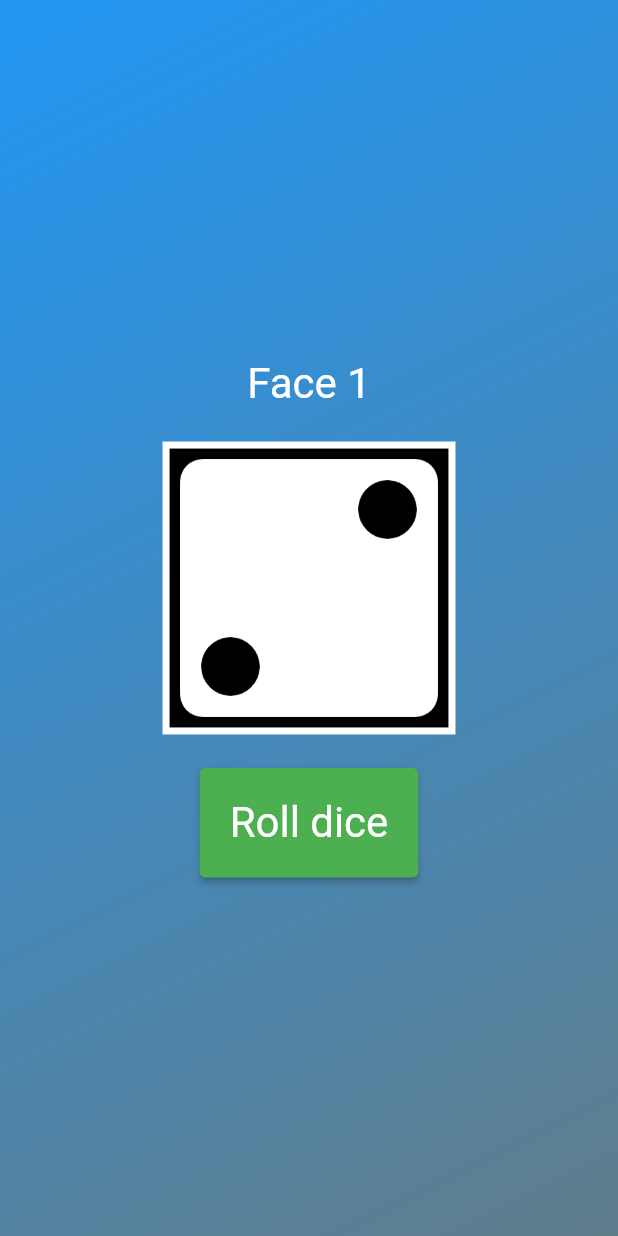
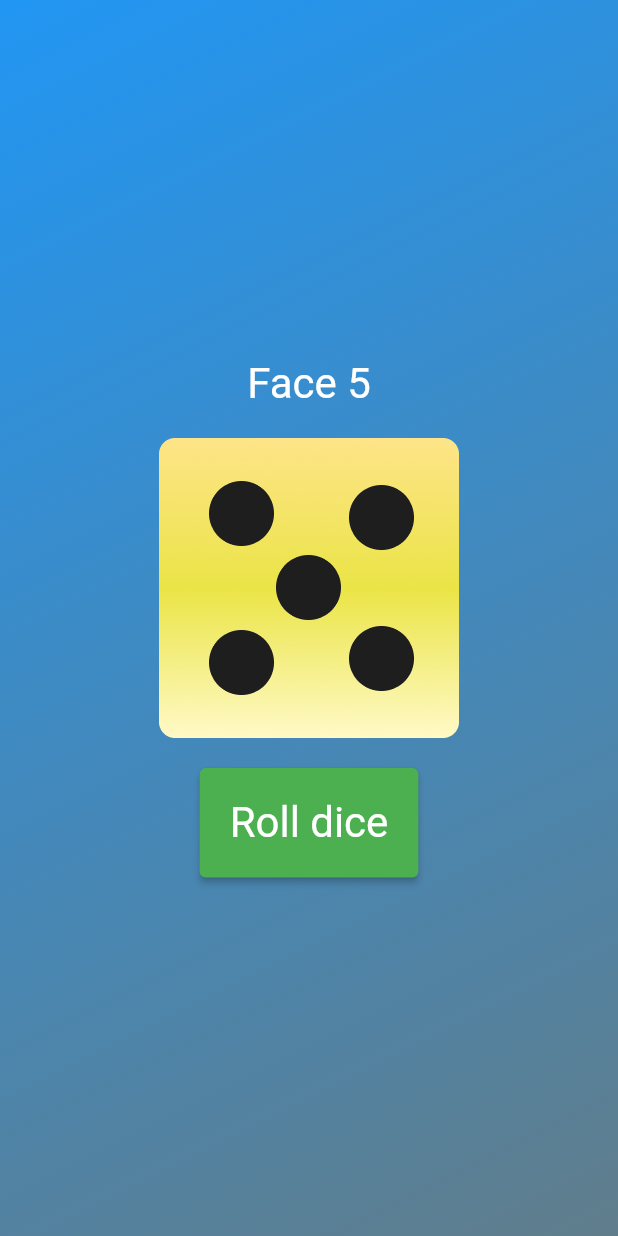
Before and after one commit to papaahmadoufall/flutter_first_project, a Flutter app: the screen it shows after launch, after a tap on "Roll dice", on a phone screen of 412 x 824 dp. Run offline on Flutter 3.47's test engine with Material 2 defaults, Android fonts, the light colour scheme and no system bars; missing offline and left inert: dart:ffi.

Commit message:
changing dice image implementing random dice rolling

```diff
--- a/lib/dice_roller.dart
+++ b/lib/dice_roller.dart
@@ -1,4 +1,5 @@
 import 'dart:ffi';
+import 'dart:math';
 
 import 'package:flutter/material.dart';
 
@@ -13,15 +14,13 @@ class DiceRoller extends StatefulWidget {
 class _DiceRollerState extends State<DiceRoller> {
   var activeImageDice = "assets/images/dice-1.png";
   var diceFace = "";
+
   void rollDice() {
+
     setState(() {
-      if (activeImageDice == "assets/images/dice-1.png") {
-        diceFace = "Face 1";
-        activeImageDice = "assets/images/dice-2.png";
-      } else {
-        diceFace = "Face 2";
-        activeImageDice = "assets/images/dice-1.png";
-      }
+      var randomNumber = Random().nextInt(6)+1;
+      diceFace = "Face $randomNumber";
+      activeImageDice = "assets/images/dice-$randomNumber.png";
     });
   }
 
```
Also changed, not shown: assets/images/dice-1.png, assets/images/dice-2.png, assets/images/dice-3.png, assets/images/dice-4.png, assets/images/dice-5.png, assets/images/dice-6.png.
